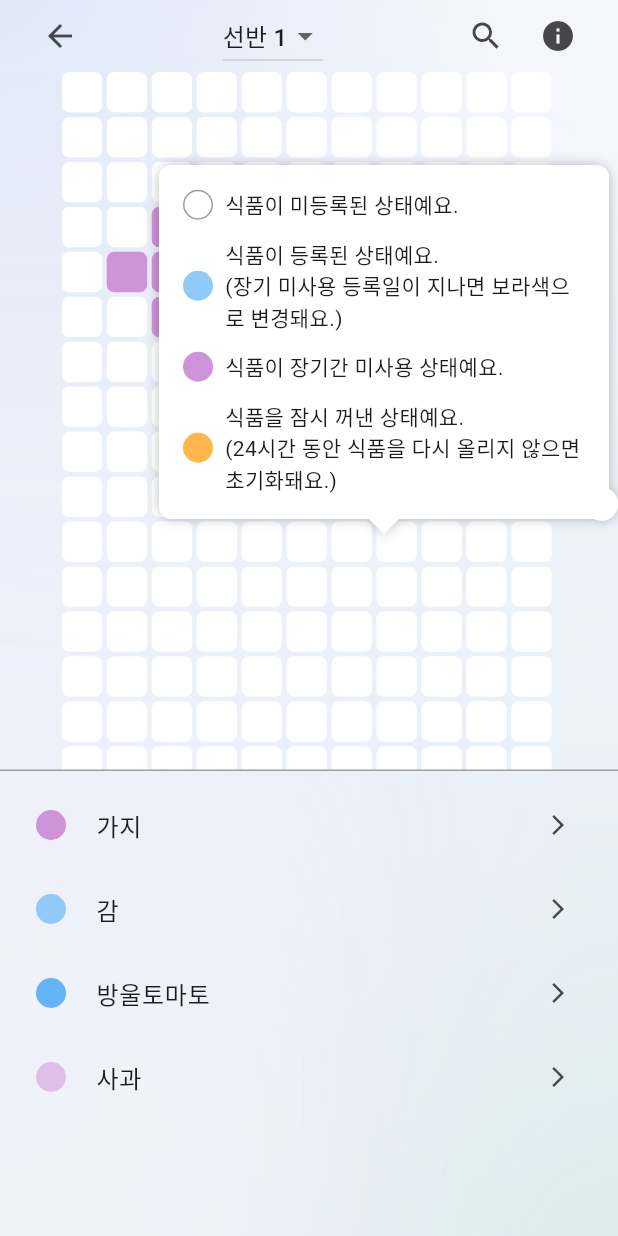
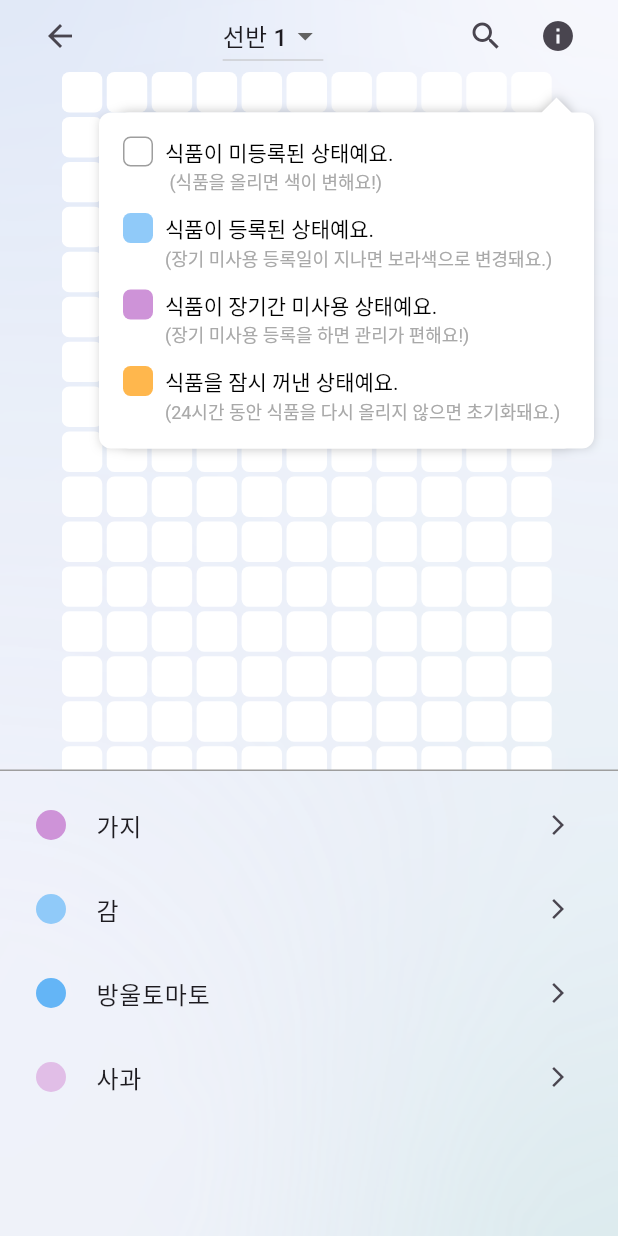
Before and after one commit to coin-cidence/LG_FoodOn, a Flutter app: the FoodListPage screen opened directly, after a tap on the "info" icon, on a phone screen of 412 x 824 dp. Run offline on Flutter 3.47's test engine with Material 3 defaults, Android fonts, the phone set to English and light mode, and no system bars.

Commit message:
foodList.dart 초안 완료 by.현지

```diff
--- a/lib/foodList.dart
+++ b/lib/foodList.dart
@@ -182,7 +182,7 @@ class _FoodListPageState extends State<FoodListPage> {
           if (_isInfoVisible)
             InfoDialog(
               xPosition: MediaQuery.of(context).size.width / 2,
-              yPosition: 100, // Adjusted for testing
+              yPosition: 75, // Adjusted for testing
             ),
         ],
       ),
--- a/lib/info_dialog.dart
+++ b/lib/info_dialog.dart
@@ -9,12 +9,12 @@ class InfoDialog extends StatelessWidget {
   @override
   Widget build(BuildContext context) {
     return Positioned(
-      top: yPosition + 10, // Place just below the icon
-      left: xPosition - (200 / 2), // Center the dialog below the icon
+      top: yPosition, // Place just below the icon
+      left: xPosition - (280 / 2), // Center the dialog below the icon
       child: CustomPaint(
         painter: BalloonPainter(color: Colors.white),
         child: Container(
-          width: 300,
+          width: 330,
           padding: EdgeInsets.all(16),
           decoration: BoxDecoration(
             color: Colors.white,
@@ -24,80 +24,128 @@ class InfoDialog extends StatelessWidget {
             crossAxisAlignment: CrossAxisAlignment.start,
             children: [
               Row(
+                crossAxisAlignment: CrossAxisAlignment.start,
                 children: [
                   Container(
                     width: 20,
                     height: 20,
                     decoration: BoxDecoration(
-                      shape: BoxShape.circle,
+                      shape: BoxShape.rectangle,
                       border: Border.all(color: Colors.grey),
+                      borderRadius: BorderRadius.circular(5),
                     ),
                   ),
                   SizedBox(width: 8),
                   Expanded(
-                    child: Text(
-                      "식품이 미등록된 상태예요.",
-                      overflow: TextOverflow.ellipsis,
+                    child: RichText(
+                      text: TextSpan(
+                        children: [
+                          TextSpan(
+                            text: "식품이 미등록된 상태예요.\n",
+                            style: TextStyle(color: Colors.black, fontSize: 14), // 기본 텍스트 스타일
+                          ),
+                          TextSpan(
+                            text: " (식품을 올리면 색이 변해요!)",
+                            style: TextStyle(color: Color(0xFFA9A9A9), fontSize: 12), // 추가 텍스트 스타일
+                          ),
+                        ]
+                      ),
+                    ),
+                  ),
+                ]
+              ),
+              SizedBox(height: 12),
+              Row(
+                crossAxisAlignment: CrossAxisAlignment.start,
+                children: [
+                  Container(
+                    width: 20,
+                    height: 20,
+                    decoration: BoxDecoration(
+                      color: Colors.blue[200],
+                      shape: BoxShape.rectangle,
+                      borderRadius: BorderRadius.circular(5),
+                    ),
+                  ),
+                  SizedBox(width: 8),
+                  Expanded(
+                    child: RichText(
+                      text: TextSpan(
+                          children: [
+                            TextSpan(
+                              text: "식품이 등록된 상태예요.\n",
+                              style: TextStyle(color: Colors.black, fontSize: 14), // 기본 텍스트 스타일
+                            ),
+                            TextSpan(
+                              text: "(장기 미사용 등록일이 지나면 보라색으로 변경돼요.)",
+                              style: TextStyle(color: Color(0xFFA9A9A9), fontSize: 12), // 추가 텍스트 스타일
+                            ),
+                          ]
+                      ),
                     ),
                   ),
                 ],
               ),
               SizedBox(height: 12),
               Row(
+                crossAxisAlignment: CrossAxisAlignment.start,
                 children: [
                   Container(
                     width: 20,
                     height: 20,
                     decoration: BoxDecoration(
-                      color: Colors.blue[200],
-                      shape: BoxShape.circle,
+                      color: Colors.purple[200],
+                      shape: BoxShape.rectangle,
+                      borderRadius: BorderRadius.circular(5),
                     ),
                   ),
                   SizedBox(width: 8),
                   Expanded(
-                    child: Text(
-                      "식품이 등록된 상태예요.\n(장기 미사용 등록일이 지나면 보라색으로 변경돼요.)",
-                      softWrap: true,
+                    child: RichText(
+                      text: TextSpan(
+                          children: [
+                            TextSpan(
+                              text: "식품이 장기간 미사용 상태예요.\n",
+                              style: TextStyle(color: Colors.black, fontSize: 14), // 기본 텍스트 스타일
+                            ),
+                            TextSpan(
+                              text: "(장기 미사용 등록을 하면 관리가 편해요!)",
+                              style: TextStyle(color: Color(0xFFA9A9A9), fontSize: 12), // 추가 텍스트 스타일
+                            ),
+                          ]
+                      ),
                     ),
                   ),
                 ],
               ),
               SizedBox(height: 12),
               Row(
-                children: [
-                  Container(
-                    width: 20,
-                    height: 20,
-                    decoration: BoxDecoration(
-                      color: Colors.purple[200],
-                      shape: BoxShape.circle,
-                    ),
-                  ),
-                  SizedBox(width: 8),
-                  Expanded(
-                    child: Text(
-                      "식품이 장기간 미사용 상태예요.",
-                      overflow: TextOverflow.ellipsis,
-                    ),
-                  ),
-                ],
-              ),
-              SizedBox(height: 12),
-              Row(
+                crossAxisAlignment: CrossAxisAlignment.start,
                 children: [
                   Container(
                     width: 20,
                     height: 20,
                     decoration: BoxDecoration(
                       color: Colors.orange[300],
-                      shape: BoxShape.circle,
+                      shape: BoxShape.rectangle,
+                      borderRadius: BorderRadius.circular(5),
                     ),
                   ),
                   SizedBox(width: 8),
                   Expanded(
-                    child: Text(
-                      "식품을 잠시 꺼낸 상태예요.\n(24시간 동안 식품을 다시 올리지 않으면 초기화돼요.)",
-                      softWrap: true,
+                    child: RichText(
+                      text: TextSpan(
+                          children: [
+                            TextSpan(
+                              text: "식품을 잠시 꺼낸 상태예요.\n",
+                              style: TextStyle(color: Colors.black, fontSize: 14), // 기본 텍스트 스타일
+                            ),
+                            TextSpan(
+                              text: "(24시간 동안 식품을 다시 올리지 않으면 초기화돼요.)",
+                              style: TextStyle(color: Color(0xFFA9A9A9), fontSize: 12), // 추가 텍스트 스타일
+                            ),
+                          ]
+                      ),
                     ),
                   ),
                 ],
@@ -121,27 +169,55 @@ class BalloonPainter extends CustomPainter {
       ..color = color
       ..style = PaintingStyle.fill;
 
+    // 그림자 페인트
     final shadowPaint = Paint()
       ..color = Colors.black26
+      ..style = PaintingStyle.fill
       ..maskFilter = MaskFilter.blur(BlurStyle.normal, 4);
 
     final path = Path()
-      ..moveTo(10, 0) // Top-left corner
-      ..lineTo(size.width - 10, 0) // Top-right corner
-      ..arcToPoint(Offset(size.width, 10), radius: Radius.circular(10))
-      ..lineTo(size.width, size.height - 20) // Right side
-      ..arcToPoint(Offset(size.width - 10, size.height), radius: Radius.circular(10))
-      ..lineTo(size.width / 2 + 10, size.height) // Balloon triangle right edge
-      ..lineTo(size.width / 2, size.height + 10) // Balloon triangle tip
-      ..lineTo(size.width / 2 - 10, size.height) // Balloon triangle left edge
-      ..lineTo(10, size.height) // Left side
-      ..arcToPoint(Offset(0, size.height - 10), radius: Radius.circular(10))
-      ..lineTo(0, 10) // Back to top-left corner
-      ..arcToPoint(Offset(10, 0), radius: Radius.circular(10))
+      ..moveTo(10, 0) // 좌측 상단에서 시작
+      ..lineTo(size.width - 35, 0) // 삼각형 왼쪽 시작점
+      ..lineTo(size.width - 25, -10) // 삼각형 꼭짓점
+      ..lineTo(size.width - 15, 0) // 삼각형 오른쪽 끝점
+      ..lineTo(size.width - 10, size.height - 10) // 우측 하단 직선
+      ..arcToPoint(
+        Offset(size.width - 20, size.height),
+        radius: Radius.circular(10),
+        clockwise: true,
+      ) // 우측 하단 둥근 모서리
+      ..lineTo(20, size.height) // 좌측 하단 직선
+      ..arcToPoint(
+        Offset(10, size.height - 10),
+        radius: Radius.circular(10),
+        clockwise: true,
+      ) // 좌측 하단 둥근 모서리
+      ..lineTo(10, 10) // 좌측 상단 직선
+      ..arcToPoint(
+        Offset(20, 0),
+        radius: Radius.circular(10),
+        clockwise: true,
+      ) // 좌측 상단 둥근 모서리
       ..close();
 
-    final shadowPath = Path.from(path)..shift(Offset(0, 4));
-    canvas.drawPath(shadowPath, shadowPaint);
+    // 그림자 경로 설정
+    final shadowPath = Path.from(path)..shift(Offset(2, 2));
+
+    // 그림자 경로 확장
+    final expandedShadowPath = Path.combine(
+      PathOperation.union,
+      shadowPath,
+      Path()
+        ..addRect(Rect.fromLTRB(
+            shadowPath.getBounds().left - 8,  // 좌측 확장
+            shadowPath.getBounds().top + 14,   // 상단 확장
+            shadowPath.getBounds().right + 8, // 우측 확장
+            shadowPath.getBounds().bottom - 2 // 하단 확장
+        )),
+    );
+
+    // 그림자와 본체 그리기
+    canvas.drawPath(expandedShadowPath, shadowPaint);
     canvas.drawPath(path, paint);
   }
 
```
